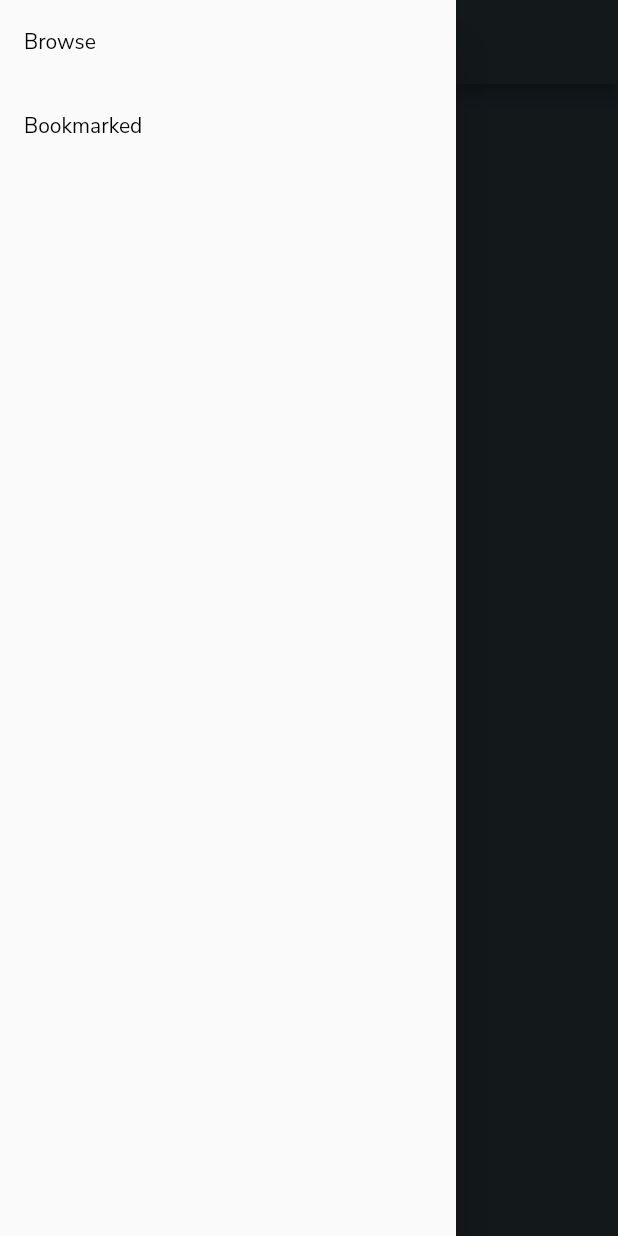
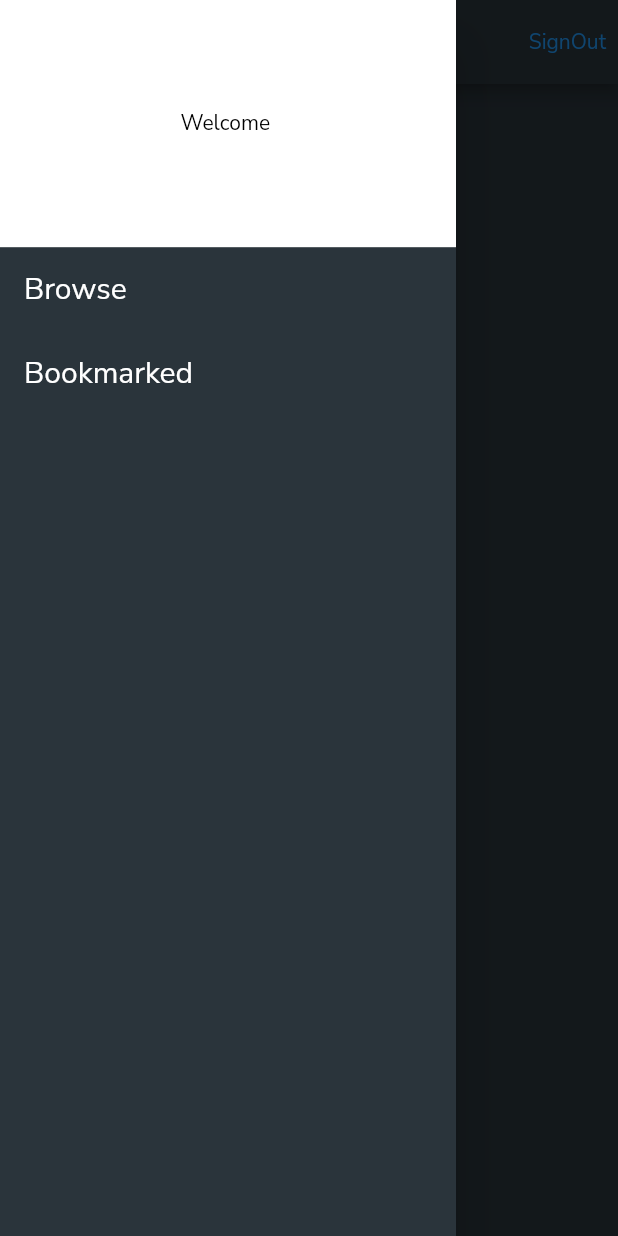
Before and after one commit to MaitreyaManohar/AniList-Flutter, a Flutter app: the BookMarks screen opened directly, with the side drawer open, on a phone screen of 412 x 824 dp. Run offline on Flutter 3.47's test engine with Material 2 defaults, Android fonts, the phone set to English and light mode, and no system bars; our stand-ins replace cloud_firestore, email_validator, firebase_auth, firebase_core, graphql_flutter; accounts and stored records are empty; network calls fail.

Commit message:
book marks done

```diff
--- a/anilist_flutter/lib/components/side_bar.dart
+++ b/anilist_flutter/lib/components/side_bar.dart
@@ -1,6 +1,9 @@
+import 'package:anilist_flutter/assets/colors.dart';
 import 'package:anilist_flutter/screens/bookmarks/bookmarks.dart';
 import 'package:anilist_flutter/screens/home_page/components/anime_dashboard.dart';
 import 'package:anilist_flutter/screens/home_page/home_page.dart';
+import 'package:firebase_auth/firebase_auth.dart';
+import 'package:firebase_core/firebase_core.dart';
 import 'package:flutter/material.dart';
 import 'package:flutter/src/widgets/container.dart';
 import 'package:flutter/src/widgets/framework.dart';
@@ -12,10 +15,20 @@ class SideBar extends StatelessWidget {
   @override
   Widget build(BuildContext context) {
     return Drawer(
+      backgroundColor: MyColors.backgroundColor,
       child: Column(
         children: [
+          Container(
+            height: MediaQuery.of(context).size.height * 0.2,
+            color: Colors.white,
+            width: double.infinity,
+            child: Center(
+                child: Text(
+                    "Welcome ${FirebaseAuth.instance.currentUser!.email}")),
+          ),
           ListTile(
-            title: const Text("Browse"),
+            title: Text("Browse",
+                style: TextStyle(color: MyColors.labelColor, fontSize: 20)),
             onTap: () => Navigator.pushReplacement(
                 context,
                 MaterialPageRoute(
@@ -31,7 +44,8 @@ class SideBar extends StatelessWidget {
                 )),
           ),
           ListTile(
-            title: const Text("Bookmarked"),
+            title: Text("Bookmarked",
+                style: TextStyle(color: MyColors.labelColor, fontSize: 20)),
             onTap: () => Navigator.pushReplacement(
                 context,
                 MaterialPageRoute(
--- a/anilist_flutter/lib/main.dart
+++ b/anilist_flutter/lib/main.dart
@@ -1,5 +1,7 @@
 import 'package:anilist_flutter/assets/colors.dart';
+import 'package:anilist_flutter/screens/home_page/home_page.dart';
 import 'package:anilist_flutter/screens/log_in/log_in.dart';
+import 'package:firebase_auth/firebase_auth.dart';
 import 'package:firebase_core/firebase_core.dart';
 import 'package:flutter/material.dart';
 import 'package:graphql_flutter/graphql_flutter.dart';
@@ -23,6 +25,7 @@ class AnilistApp extends StatelessWidget {
       ),
     ),
   );
+  User? user = FirebaseAuth.instance.currentUser;
   @override
   Widget build(BuildContext context) {
     return MaterialApp(
@@ -31,7 +34,7 @@ class AnilistApp extends StatelessWidget {
           textTheme: Theme.of(context).textTheme.apply(
               bodyColor: MyColors.lisTiletextColor, fontFamily: 'Nunito')),
       title: "Anilist Flutter",
-      home: LogIn(),
+      home: (user == null) ? LogIn() : HomePage(client: client),
     );
   }
 }
--- a/anilist_flutter/lib/screens/bookmarks/bookmarks.dart
+++ b/anilist_flutter/lib/screens/bookmarks/bookmarks.dart
@@ -1,24 +1,74 @@
 import 'package:anilist_flutter/screens/home_page/components/animeCard.dart';
+import 'package:anilist_flutter/screens/log_in/log_in.dart';
 import 'package:cloud_firestore/cloud_firestore.dart';
 import 'package:firebase_auth/firebase_auth.dart';
 import 'package:flutter/material.dart';
 import 'package:flutter/src/widgets/container.dart';
 import 'package:flutter/src/widgets/framework.dart';
+import 'package:graphql_flutter/graphql_flutter.dart' as lib2;
+import 'package:graphql_flutter/graphql_flutter.dart';
 
 import '../../assets/colors.dart';
 import '../../components/side_bar.dart';
 
 class BookMarks extends StatelessWidget {
   const BookMarks({super.key});
+  void loading(BuildContext context) {
+    //Loading Progress indicator
+    showDialog(
+        context: context,
+        builder: ((context) => const Center(
+              child: CircularProgressIndicator(),
+            )));
+  }
+
+  final String query = """query Bookmarks(\$search : String!){
+  Media(search:\$search){
+
+    title{
+      english
+    }
+
+    coverImage{
+      medium
+    }
+  }
+
+}""";
 
   @override
   Widget build(BuildContext context) {
-    return Scaffold(
-      drawer: SideBar(),
+    return GraphQLProvider(
+      client: ValueNotifier<GraphQLClient>(
+        GraphQLClient(
+          link: HttpLink("https://graphql.anilist.co/"),
+          cache: GraphQLCache(
+            store: HiveStore(),
+          ),
+        ),
+      ),
+      child: Scaffold(
+        drawer: const SideBar(),
         appBar: AppBar(
           backgroundColor: MyColors.backgroundColor,
           centerTitle: true,
           title: const Text("My Bookmarks"),
+          actions: [
+            TextButton(
+              style: TextButton.styleFrom(backgroundColor: Colors.transparent),
+              onPressed: () async {
+                loading(context);
+                await FirebaseAuth.instance.signOut();
+                Navigator.pop(context);
+                Navigator.popUntil(context, (route) => route.isFirst);
+                Navigator.pushReplacement(context,
+                    MaterialPageRoute(builder: ((context) => LogIn())));
+              },
+              child: const Text(
+                'SignOut',
+              ),
+            )
+          ],
         ),
         body: StreamBuilder(
           stream: FirebaseFirestore.instance
@@ -39,7 +89,19 @@ class BookMarks extends StatelessWidget {
               return ListView.builder(
                 itemCount: bookmarks.length,
                 itemBuilder: (context, index) {
-                return Text(bookmarks[index]);
+                  return lib2.Query(
+                    builder: (result, {fetchMore, refetch}) {
+                      if (result.isLoading) {
+                        return const Center(child: CircularProgressIndicator());
+                      }
+                      return AnimeCard(
+                          image: result.data?['Media']['coverImage']['medium'],
+                          title: bookmarks[index]);
+                    },
+                    options: lib2.QueryOptions(
+                        document: gql(query),
+                        variables: {'search': bookmarks[index]}),
+                  );
                 },
               );
             } else {
@@ -47,6 +109,7 @@ class BookMarks extends StatelessWidget {
             }
           },
         ),
+      ),
     );
   }
 }
```
Also changed, not shown: anilist_flutter/lib/screens/anime_details/anime_details.dart (+8 -4 lines), anilist_flutter/lib/screens/home_page/home_page.dart (+28 -2 lines). Lines whose indentation alone changed are shown as unchanged.
